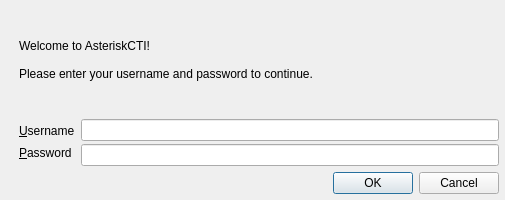
Old version of the form AstCtiClient/loginwindow.ui in the repository vinodkumartiwari/astcti2.
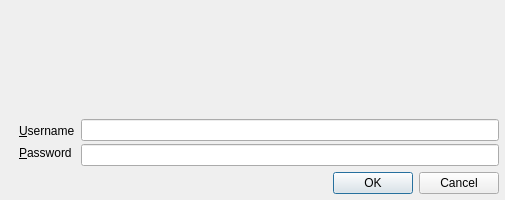
New version of the form. Icons and pictures are not drawn.

The edit to the form file:
```diff
--- a/AstCtiClient/loginwindow.ui
+++ b/AstCtiClient/loginwindow.ui
@@ -61,11 +61,6 @@
       <layout class="QVBoxLayout" name="loginVerticalLayout">
        <item>
         <widget class="QLabel" name="messageLabel">
-         <property name="text">
-          <string>Welcome to AsteriskCTI!
-
-Please enter your username and password to continue.</string>
-         </property>
          <property name="wordWrap">
           <bool>true</bool>
          </property>
```
Left out of the diff: 22 changed lines with no effect on the pictures.
